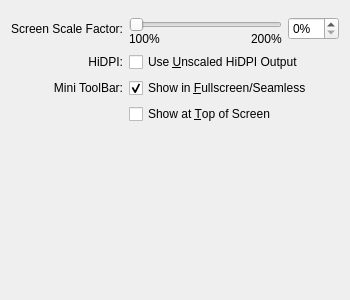
The window that vbox/src/VBox/Frontends/VirtualBox/src/settings/machine/UIMachineSettingsInterface.ui (jljuxgm/vboxgit) describes before a commit, drawn with Qt 5.
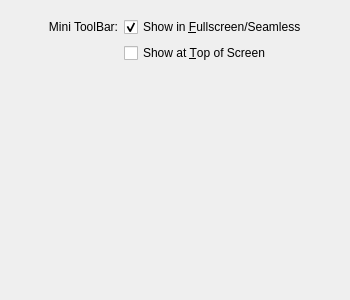
The same window after the commit. Custom widgets are drawn as their Qt base class.

Patch:
```diff
--- a/vbox/src/VBox/Frontends/VirtualBox/src/settings/machine/UIMachineSettingsInterface.ui
+++ b/vbox/src/VBox/Frontends/VirtualBox/src/settings/machine/UIMachineSettingsInterface.ui
@@ -37,96 +37,6 @@
     </widget>
    </item>
    <item row="1" column="0">
-    <widget class="QLabel" name="m_pLabelGuestScreenScale">
-     <property name="text">
-      <string>Screen Scale Factor:</string>
-     </property>
-     <property name="alignment">
-      <set>Qt::AlignRight|Qt::AlignTrailing|Qt::AlignVCenter</set>
-     </property>
-    </widget>
-   </item>
-   <item row="1" column="1" rowspan="2">
-    <layout class="QGridLayout" name="m_pLayoutGuestScreenScaleSlider">
-     <property name="spacing">
-      <number>0</number>
-     </property>
-     <item row="0" column="0" colspan="3">
-      <widget class="QIAdvancedSlider" name="m_pSliderGuestScreenScale">
-       <property name="whatsThis">
-        <string>This setting determines the guest screen scale factor.</string>
-       </property>
-       <property name="orientation">
-        <enum>Qt::Horizontal</enum>
-       </property>
-      </widget>
-     </item>
-     <item row="1" column="0">
-      <widget class="QLabel" name="m_pLabelGuestScreenScaleMin">
-       <property name="text">
-        <string>100%</string>
-       </property>
-      </widget>
-     </item>
-     <item row="1" column="1">
-      <spacer name="m_pSpacerGuestScreenScale">
-       <property name="orientation">
-        <enum>Qt::Horizontal</enum>
-       </property>
-       <property name="sizeHint" stdset="0">
-        <size>
-         <width>0</width>
-         <height>0</height>
-        </size>
-       </property>
-      </spacer>
-     </item>
-     <item row="1" column="2">
-      <widget class="QLabel" name="m_pLabelGuestScreenScaleMax">
-       <property name="text">
-        <string>200%</string>
-       </property>
-      </widget>
-     </item>
-    </layout>
-   </item>
-   <item row="1" column="2">
-    <widget class="QSpinBox" name="m_pEditorGuestScreenScale">
-     <property name="whatsThis">
-      <string>This setting determines the guest screen scale factor.</string>
-     </property>
-     <property name="suffix">
-      <string>%</string>
-     </property>
-    </widget>
-   </item>
-   <item row="3" column="0">
-    <widget class="QLabel" name="m_pLabelHiDPI">
-     <property name="text">
-      <string>HiDPI:</string>
-     </property>
-     <property name="alignment">
-      <set>Qt::AlignRight|Qt::AlignTrailing|Qt::AlignVCenter</set>
-     </property>
-    </widget>
-   </item>
-   <item row="3" column="1" colspan="2">
-    <widget class="QCheckBox" name="m_pCheckBoxUnscaledHiDPIOutput">
-     <property name="sizePolicy">
-      <sizepolicy vsizetype="Fixed" hsizetype="MinimumExpanding">
-       <horstretch>0</horstretch>
-       <verstretch>0</verstretch>
-      </sizepolicy>
-     </property>
-     <property name="whatsThis">
-      <string>If checked, guest screen contents will not be scaled up to compensate for high host screen resolutions.</string>
-     </property>
-     <property name="text">
-      <string>Use &amp;Unscaled HiDPI Output</string>
-     </property>
-    </widget>
-   </item>
-   <item row="4" column="0">
     <widget class="QLabel" name="m_pLabelMiniToolBar">
      <property name="text">
       <string>Mini ToolBar:</string>
@@ -136,7 +46,7 @@
      </property>
     </widget>
    </item>
-   <item row="4" column="1" colspan="2">
+   <item row="1" column="1" colspan="2">
     <widget class="QCheckBox" name="m_pCheckBoxShowMiniToolBar">
      <property name="sizePolicy">
       <sizepolicy vsizetype="Fixed" hsizetype="MinimumExpanding">
@@ -155,7 +65,7 @@
      </property>
     </widget>
    </item>
-   <item row="5" column="1" colspan="2">
+   <item row="2" column="1" colspan="2">
     <widget class="QCheckBox" name="m_pComboToolBarAlignment">
      <property name="sizePolicy">
       <sizepolicy vsizetype="Fixed" hsizetype="MinimumExpanding">
@@ -174,7 +84,7 @@
      </property>
     </widget>
    </item>
-   <item row="6" column="0" colspan="3">
+   <item row="3" column="0" colspan="3">
     <spacer name="m_pSpacer">
      <property name="orientation">
       <enum>Qt::Vertical</enum>
@@ -187,7 +97,7 @@
      </property>
     </spacer>
    </item>
-   <item row="7" column="0" colspan="3">
+   <item row="4" column="0" colspan="3">
     <widget class="UIStatusBarEditorWidget" name="m_pStatusBarEditor">
      <property name="sizePolicy">
       <sizepolicy vsizetype="Fixed" hsizetype="MinimumExpanding">
@@ -203,11 +113,6 @@
   </layout>
  </widget>
  <customwidgets>
-  <customwidget>
-   <class>QIAdvancedSlider</class>
-   <extends>QSlider</extends>
-   <header>QIAdvancedSlider.h</header>
-  </customwidget>
   <customwidget>
    <class>UIMenuBarEditorWidget</class>
    <extends>QWidget</extends>
```
